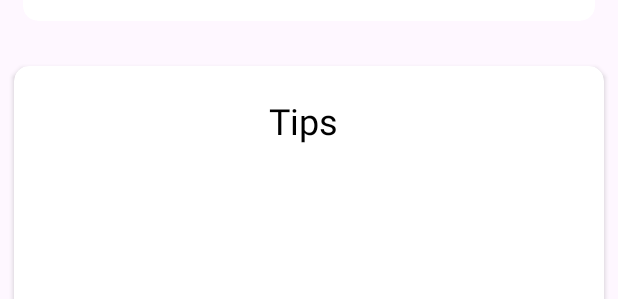
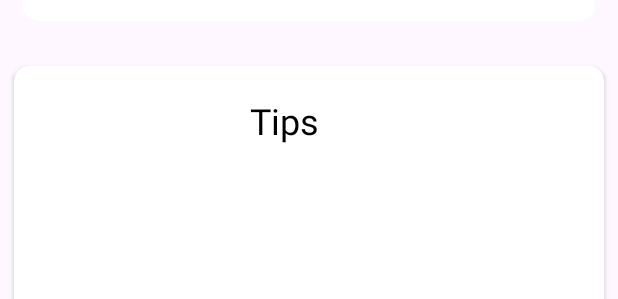
Before and after one commit to SumukhP-dev/MyMoneyTracker_App, an Android app: the layout fragment_summary.xml on its own in the app's theme, with its tools: preview values and no code run, scrolled down 276 dp, on a phone screen of 412 x 824 dp. Shown: the part 425-724 px from the top of the screen. Run offline under Robolectric (Android 15) with nearby library versions, the phone set to English and light mode, and no system bars; plain views replace PieChart; Roboto replaces fonts that are not available here.

Commit message:
Fixed pie chart bug and added relative layouts to card views

```diff
--- a/app/src/main/java/com/example/mymoneytracker/ui/home/HomeFragment.kt
+++ b/app/src/main/java/com/example/mymoneytracker/ui/home/HomeFragment.kt
@@ -73,6 +73,7 @@ class HomeFragment : Fragment() {
         setFragmentResultListener("requestKey2") { requestKey, bundle ->
             netWorth = bundle.getInt("bundleKey2")
             binding.NetWorthAmount.text = netWorth.toString()
+            Log.d("networth", binding.NetWorthAmount.text.toString())
             netWorthColorChange(netWorth)
         }
 
--- a/app/src/main/res/layout/fragment_summary.xml
+++ b/app/src/main/res/layout/fragment_summary.xml
@@ -42,33 +42,44 @@
             app:layout_constraintStart_toStartOf="parent"
             app:layout_constraintTop_toBottomOf="@+id/Breakdown">
 
+            <RelativeLayout
+                android:layout_width="match_parent"
+                android:layout_height="match_parent">
+
                 <ProgressBar
                     android:id="@+id/progressBar"
                     style="?android:attr/progressBarStyleHorizontal"
                     android:layout_width="323dp"
                     android:layout_height="24dp"
-                android:layout_marginLeft="30dp"
-                android:layout_marginTop="20dp"
+                    android:layout_alignParentStart="true"
+                    android:layout_alignParentTop="true"
+                    android:layout_alignParentEnd="true"
+                    android:layout_alignParentBottom="true"
+                    android:layout_marginStart="36dp"
+                    android:layout_marginTop="27dp"
+                    android:layout_marginEnd="29dp"
+                    android:layout_marginBottom="72dp"
                     android:indeterminateBehavior="repeat"
-                android:scaleY="8"
-                app:layout_constraintBottom_toTopOf="@+id/progressBarTextView"
-                app:layout_constraintEnd_toEndOf="parent"
-                app:layout_constraintStart_toStartOf="parent"
-                app:layout_constraintTop_toTopOf="parent"
-                app:layout_constraintVertical_bias="0.903" />
+                    android:scaleY="8" />
 
                 <TextView
                     android:id="@+id/progressBarTextView"
                     android:layout_width="wrap_content"
                     android:layout_height="wrap_content"
-                android:layout_marginLeft="100dp"
-                android:layout_marginTop="60dp"
+                    android:layout_alignParentStart="true"
+                    android:layout_alignParentTop="true"
+                    android:layout_alignParentEnd="true"
+                    android:layout_alignParentBottom="true"
+                    android:layout_marginStart="91dp"
+                    android:layout_marginTop="67dp"
+                    android:layout_marginEnd="108dp"
+                    android:layout_marginBottom="29dp"
                     android:text="Your Financial Health"
-                android:textSize="20sp"
-                app:layout_constraintBottom_toTopOf="@+id/cardViewGraph"
-                app:layout_constraintEnd_toEndOf="parent"
-                app:layout_constraintStart_toStartOf="parent"
-                app:layout_constraintTop_toTopOf="parent" />
+                    android:textColor="#000000"
+                    android:textSize="20sp" />
+
+            </RelativeLayout>
+
         </androidx.cardview.widget.CardView>
 
         <androidx.cardview.widget.CardView
@@ -85,10 +96,8 @@
             app:layout_constraintTop_toTopOf="parent"
             app:layout_constraintVertical_bias="0.45">
 
-
             <!--Linear layout to display pie chart -->
             <!-- and details of pie chart-->
-
             <LinearLayout
                 android:layout_width="match_parent"
                 android:layout_height="match_parent"
@@ -96,7 +105,6 @@
                 android:weightSum="2">
 
                 <!--Pie chart to display the data-->
-
                 <org.eazegraph.lib.charts.PieChart xmlns:app="http://schemas.android.com/apk/res-auto"
                     android:id="@+id/pieChart"
                     android:layout_width="0dp"
@@ -285,31 +293,43 @@
             app:layout_constraintStart_toStartOf="parent"
             app:layout_constraintTop_toBottomOf="@+id/cardViewGraph"
             app:layout_constraintVertical_bias="0.26999998">
+            <RelativeLayout
+                android:layout_width="match_parent"
+                android:layout_height="match_parent">
+
+                <TextView
+                    android:id="@+id/Tips"
+                    android:layout_width="wrap_content"
+                    android:layout_height="wrap_content"
+                    android:layout_alignParentStart="true"
+                    android:layout_alignParentTop="true"
+                    android:layout_alignParentEnd="true"
+                    android:layout_alignParentBottom="true"
+                    android:layout_marginStart="157dp"
+                    android:layout_marginTop="20dp"
+                    android:layout_marginEnd="190dp"
+                    android:layout_marginBottom="362dp"
+                    android:text="Tips"
+                    android:textColor="#000000"
+                    android:textSize="24sp" />
 
                 <TextView
                     android:id="@+id/tipsText"
                     android:layout_width="354dp"
                     android:layout_height="320dp"
-                android:layout_marginLeft="20dp"
-                android:layout_marginTop="70dp"
+                    android:layout_alignParentStart="true"
+                    android:layout_alignParentTop="true"
+                    android:layout_alignParentEnd="true"
+                    android:layout_alignParentBottom="true"
+                    android:layout_marginStart="20dp"
+                    android:layout_marginTop="74dp"
+                    android:layout_marginEnd="21dp"
+                    android:layout_marginBottom="20dp"
                     android:textColor="#000000"
                     android:textSize="20sp" />
 
-            <TextView
-                android:id="@+id/Tips"
-                android:layout_width="wrap_content"
-                android:layout_height="wrap_content"
-                android:layout_marginLeft="170dp"
-                android:layout_marginTop="20dp"
-                android:text="Tips"
-                android:textColor="#000000"
-                android:textSize="24sp"
-                app:layout_constraintBottom_toTopOf="@+id/BackSummaryButton"
-                app:layout_constraintEnd_toEndOf="parent"
-                app:layout_constraintHorizontal_bias="0.498"
-                app:layout_constraintStart_toStartOf="parent"
-                app:layout_constraintTop_toBottomOf="@+id/Breakdown"
-                app:layout_constraintVertical_bias="0.548" />
+            </RelativeLayout>
+
         </androidx.cardview.widget.CardView>
 
         <Button
```
Also changed, not shown: app/src/main/java/com/example/mymoneytracker/ui/summary/SummaryFragment.kt (+3 -5 lines), app/src/main/res/layout/fragment_home.xml (+28 -11 lines). Lines whose indentation alone changed are shown as unchanged.
